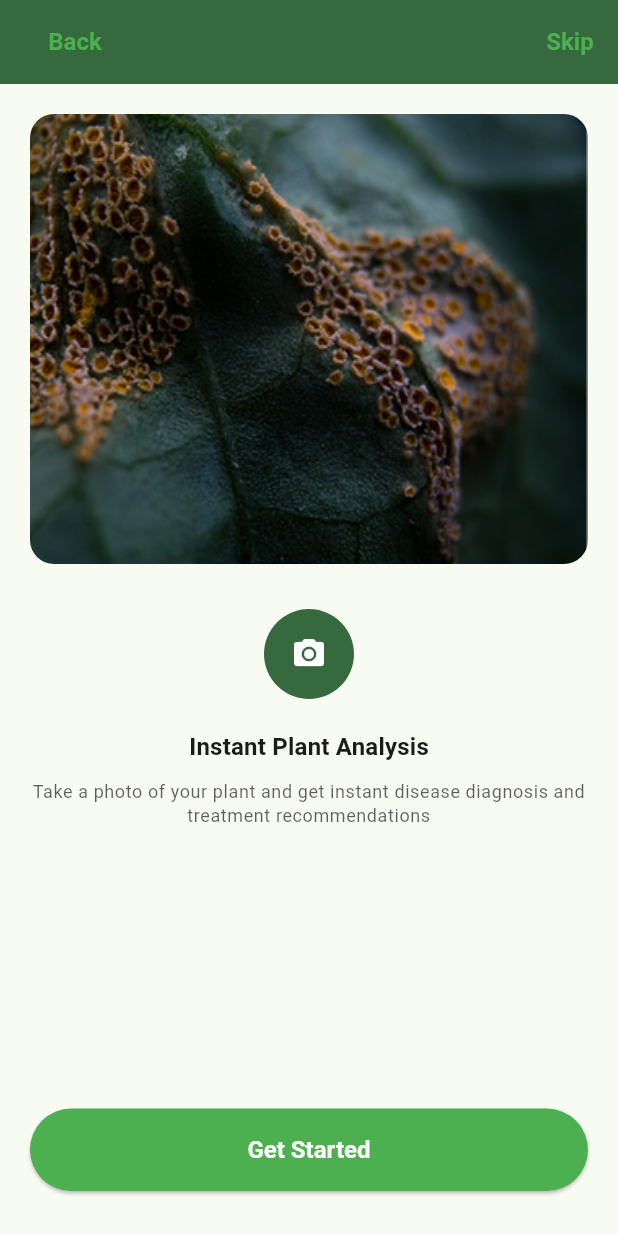
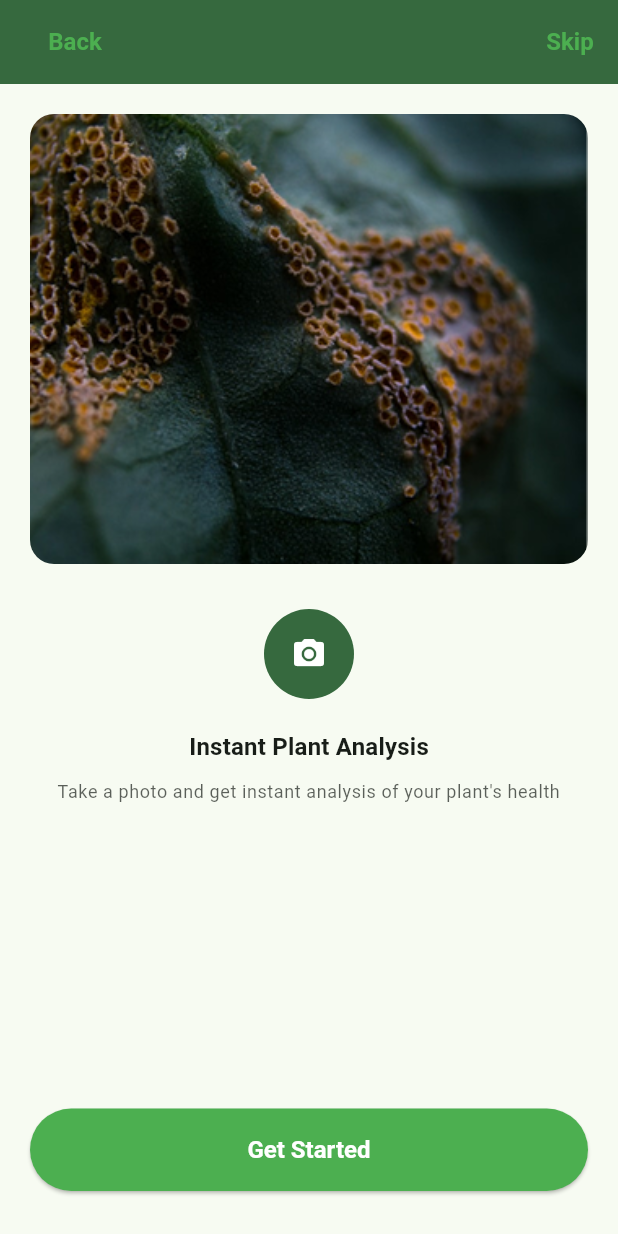
Before and after one commit to Ahmedmego-ux/Agri-Guide, a Flutter app: the screen it shows after launch, swiped to page 3, on a phone screen of 412 x 824 dp. Run offline on Flutter 3.47's test engine with Material 3 defaults, Android fonts, the phone set to English and light mode, and no system bars; our stand-ins replace bloc, dartz, dio, easy_localization, equatable, flutter_bloc and 12 more; missing offline and left inert: postgrest; accounts and stored records are empty.

Commit message:
feat: add localization support with easy_localization, update UI text and validation messages

```diff
--- a/lib/feature/auth/presentation/widgets/location_field.dart
+++ b/lib/feature/auth/presentation/widgets/location_field.dart
@@ -1,4 +1,5 @@
 import 'package:agri_guide_app/feature/auth/presentation/widgets/custom_textformfiled.dart';
+import 'package:easy_localization/easy_localization.dart';
 import 'package:flutter/material.dart';
 
 class LocationField extends StatelessWidget {
@@ -16,8 +17,8 @@ class LocationField extends StatelessWidget {
   @override
   Widget build(BuildContext context) {
     return CustomeTextFormField(
-      hintText: 'Your location',
-      labelText: 'Location',
+      hintText: 'Your location'.tr(),
+      labelText: 'Location'.tr(),
       prefixIcon: const Icon(Icons.location_on),
       suffixIcon: IconButton(
         onPressed: isLoading ? null : onTap,
--- a/lib/feature/onboard/view/onboard_view.dart
+++ b/lib/feature/onboard/view/onboard_view.dart
@@ -2,6 +2,7 @@
 import 'package:agri_guide_app/feature/onboard/widgets/onboard_page.dart';
 import 'package:flutter/material.dart';
 import 'package:phosphor_flutter/phosphor_flutter.dart';
+import 'package:easy_localization/easy_localization.dart';
 
 class OnboardView extends StatefulWidget {
   const OnboardView({super.key});
@@ -11,59 +12,62 @@
 }
 
 class _OnboardViewState extends State<OnboardView> {
-  late List<Widget> screans;
-  int indexcurrent = 0;
+  late List<Widget> screens;
+  int currentIndex = 0;
   late PageController _pageController;
+
   @override
   void initState() {
-    // TODO: implement initState
     super.initState();
-    screans = [
-
+    screens = [
       OnBoardingPage(
         imagePath: 'assets/onboard1.png',
-        icon:PhosphorIcons.plant(),
-        title: 'Welcome to Agri Guide',
-        subtitle:
-            'Your personal farming assistant. Get expert advice, weather updates, and crop management tools all in one place.',
+        icon: PhosphorIcons.plant(),
+        title: 'welcomeTitle',
+        subtitle: 'welcomeSubtitle',
       ),
       OnBoardingPage(
         imagePath: 'assets/onboard2.png',
-        icon:  Icons.eco,
-        title: 'AgriGuide ',
-        subtitle:
-            'Your AI-powered companion for healthy crops and sustainable farming',
+        icon: Icons.eco,
+        title: 'agriGuide',
+        subtitle: 'welcomeSubtitle', // لو عايز Subtitle مختلف اعمله key جديد
       ),
       OnBoardingPage(
         imagePath: 'assets/onboard3.png',
         icon: Icons.camera_alt,
-        title: 'Instant Plant Analysis',
-        subtitle:
-            'Take a photo of your plant and get instant disease diagnosis and treatment recommendations',
+        title: 'instantPlantAnalysis',
+        subtitle: 'analysisSubtitle',
       ),
     ];
-    _pageController = PageController(initialPage: indexcurrent);
+    _pageController = PageController(initialPage: currentIndex);
   }
 
   @override
   Widget build(BuildContext context) {
+     print('========== LANGUAGE DEBUG ==========');
+  print('Current locale: ${context.locale}');
+  print('Language code: ${context.locale.languageCode}');
+  print('Is Arabic: ${context.locale.languageCode == "ar"}');
+  print('Welcome title translation: ${"welcomeTitle".tr()}');
+  print('Next button translation: ${"next".tr()}');
+  print('Skip button translation: ${"skip".tr()}');
+  print('=====================================');
+
     return Scaffold(
       appBar: AppBar(
         leadingWidth: 100,
         leading: TextButton(
           onPressed: () {
-            setState(() {
-              if (indexcurrent != 0) {
+            if (currentIndex != 0) {
               _pageController.previousPage(
                 duration: const Duration(milliseconds: 300),
                 curve: Curves.easeInOut,
               );
             }
-            });
           },
           child: Text(
-            indexcurrent == 0 ? "" : "Back",
-            style: TextStyle(fontSize: 16, color: Colors.green),
+            currentIndex == 0 ? "" : "back".tr(),
+            style: const TextStyle(fontSize: 16, color: Colors.green),
             maxLines: 1,
           ),
         ),
@@ -72,37 +76,35 @@
             onPressed: () {
               Navigator.push(
                 context,
-                MaterialPageRoute(builder: (context) => LoginView()),
+                MaterialPageRoute(builder: (context) => const LoginView()),
               );
             },
-            child: const Text(
-              "Skip",
-              style: TextStyle(fontSize: 16, color: Colors.green),
+            child: Text(
+              "skip".tr(),
+              style: const TextStyle(fontSize: 16, color: Colors.green),
             ),
           ),
         ],
       ),
       body: PageView.builder(
-        itemCount: screans.length,
+        itemCount: screens.length,
         controller: _pageController,
         physics: const NeverScrollableScrollPhysics(),
         onPageChanged: (value) {
           setState(() {
-            indexcurrent = value;
+            currentIndex = value;
           });
         },
         itemBuilder: (context, index) {
           return Column(
             children: [
-              Expanded(child: screans[index]),
-
+              Expanded(child: screens[index]),
               const SizedBox(height: 20),
-
               Padding(
                 padding: const EdgeInsets.symmetric(horizontal: 20),
                 child: ElevatedButton(
                   onPressed: () {
-                    if (indexcurrent < screans.length - 1) {
+                    if (currentIndex < screens.length - 1) {
                       _pageController.nextPage(
                         duration: const Duration(milliseconds: 300),
                         curve: Curves.easeInOut,
@@ -110,7 +112,7 @@
                     } else {
                       Navigator.pushReplacement(
                         context,
-                        MaterialPageRoute(builder: (_) => LoginView()),
+                        MaterialPageRoute(builder: (_) => const LoginView()),
                       );
                     }
                   },
@@ -122,12 +124,13 @@
                     ),
                   ),
                   child: Text(
-                    indexcurrent == screans.length - 1 ? "Get Started" : "Next",
-                    style: TextStyle(color: Colors.white, fontSize: 16),
+                    currentIndex == screens.length - 1
+                        ? 'getStarted'.tr()
+                        : 'next'.tr(),
+                    style: const TextStyle(color: Colors.white, fontSize: 16),
                   ),
                 ),
               ),
-
               const SizedBox(height: 30),
             ],
           );
--- a/lib/feature/onboard/widgets/onboard_page.dart
+++ b/lib/feature/onboard/widgets/onboard_page.dart
@@ -1,3 +1,4 @@
+import 'package:easy_localization/easy_localization.dart';
 import 'package:flutter/material.dart';
 
 class OnBoardingPage extends StatelessWidget {
@@ -18,9 +19,8 @@ class OnBoardingPage extends StatelessWidget {
   Widget build(BuildContext context) {
     final theme = Theme.of(context);
 
-    return Scaffold(
-      backgroundColor: theme.scaffoldBackgroundColor,
-      body: Padding(
+    // ✅ إزالة Scaffold تماماً والاكتفاء بـ Padding أو Container
+    return Padding(
       padding: const EdgeInsets.symmetric(horizontal: 20),
       child: Column(
         children: [
@@ -54,7 +54,7 @@ class OnBoardingPage extends StatelessWidget {
 
           /// Title
           Text(
-              title,
+            title.tr(),
             style: theme.textTheme.titleMedium?.copyWith(
               fontWeight: FontWeight.w600,
             ),
@@ -64,7 +64,7 @@ class OnBoardingPage extends StatelessWidget {
 
           /// Description
           Text(
-              subtitle,
+            subtitle.tr(),
             textAlign: TextAlign.center,
             style: theme.textTheme.bodySmall?.copyWith(
               color: theme.colorScheme.onBackground.withOpacity(0.7),
@@ -72,7 +72,6 @@ class OnBoardingPage extends StatelessWidget {
           ),
         ],
       ),
-      ),
     );
   }
 }
--- a/pubspec.yaml
+++ b/pubspec.yaml
@@ -33,6 +33,11 @@ dependencies:
 
   # The following adds the Cupertino Icons font to your application.
   # Use with the CupertinoIcons class for iOS style icons.
+  flutter_localizations:
+    sdk: flutter
+
+  intl: ^0.20.2
+  easy_localization: ^3.0.3
   cupertino_icons: ^1.0.8
   gap: ^3.0.1
   flutter_svg: ^2.2.3
@@ -83,6 +88,7 @@ flutter:
   # To add assets to your application, add an assets section, like this:
   assets:
      - assets/
+     - assets/lang/
 
 
   # An image asset can refer to one or more resolution-specific "variants", see
```
Also changed, not shown: assets/lang/ar.json (added, +31 -0 lines), assets/lang/en.json (added, +32 -0 lines), lib/feature/auth/presentation/widgets/auth_validator.dart (+7 -5 lines), lib/feature/auth/presentation/widgets/custom_textformfiled.dart (+10 -6 lines), lib/feature/auth/presentation/widgets/login_view_body.dart (+29 -19 lines), lib/feature/auth/presentation/widgets/new_password_header.dart (+7 -4 lines), lib/feature/auth/presentation/widgets/new_password_view_body.dart (+8 -8 lines), lib/main.dart (+18 -2 lines), pubspec.lock. Lines whose indentation alone changed are shown as unchanged.
